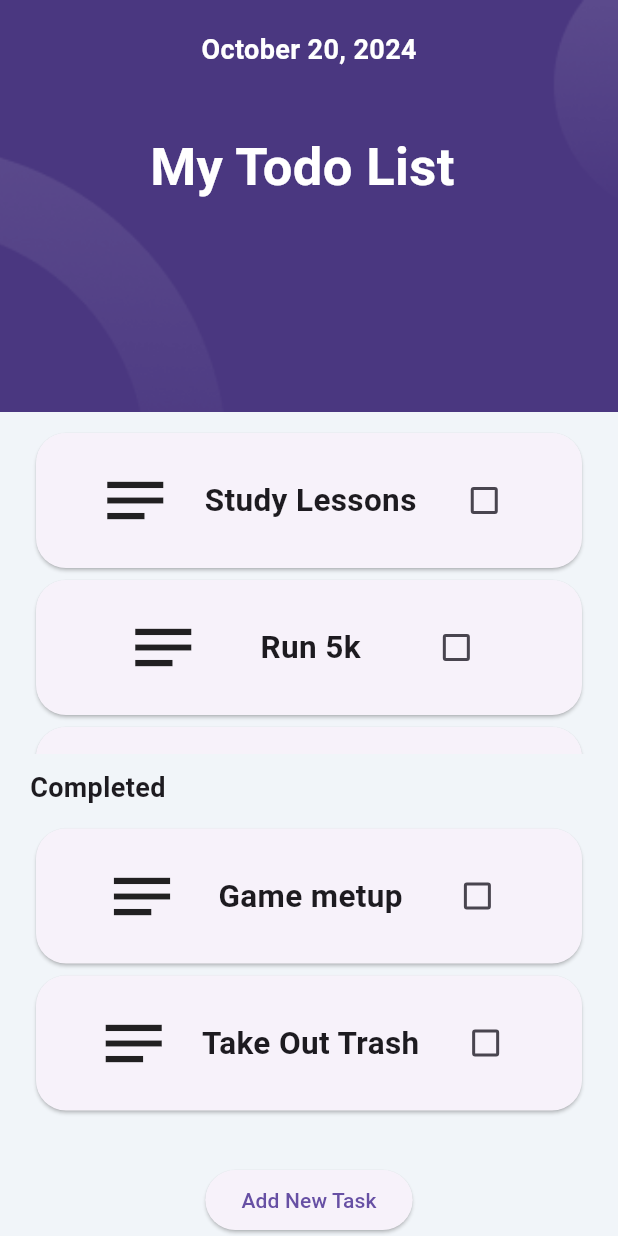
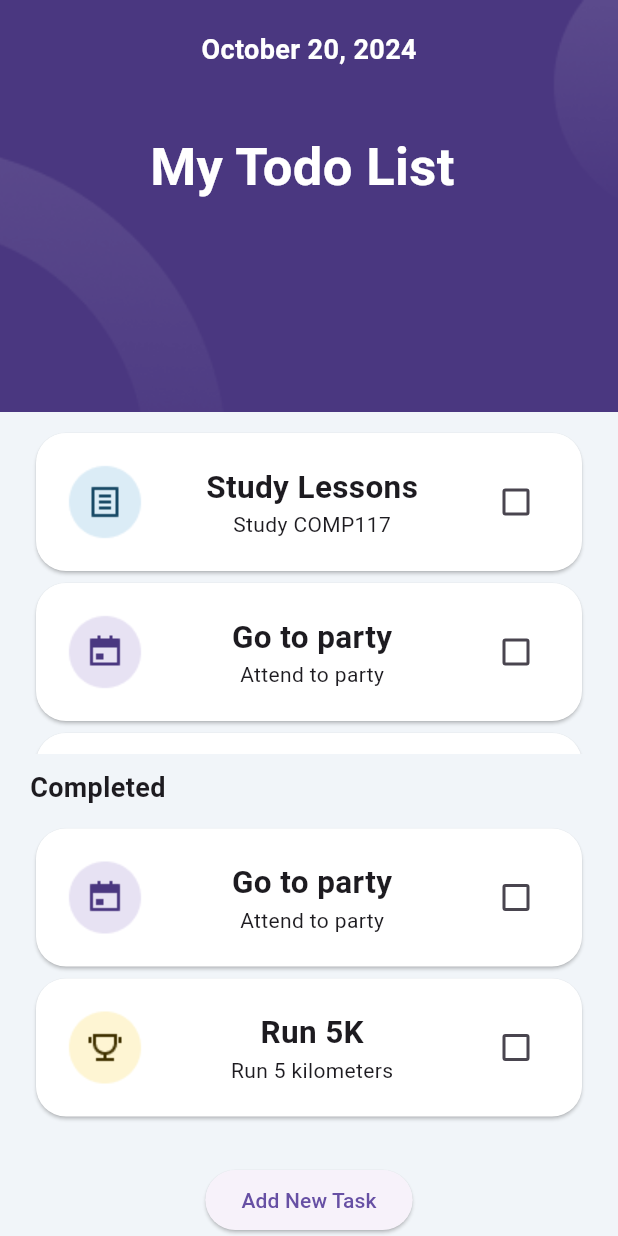
Before and after one commit to gmemo19/flutter_todolist, a Flutter app: the screen it shows after launch, on a phone screen of 412 x 824 dp. Run offline on Flutter 3.47's test engine with Material 3 defaults, Android fonts, the phone set to English and light mode, and no system bars; our stand-ins replace hexcolor.

Commit message:
new enhancements

```diff
--- /dev/null
+++ b/lib/constants/tasktype.dart
@@ -0,0 +1 @@
+enum TaskType { note, calender, contest }
--- /dev/null
+++ b/lib/model/task.dart
@@ -0,0 +1,15 @@
+import 'package:flutter_todolist/constants/tasktype.dart';
+
+class Task {
+  Task({
+    required this.type,
+    required this.title,
+    required this.description,
+    required this.isCompleted,
+  });
+
+  final TaskType type;
+  final String title;
+  final String description;
+  bool isCompleted;
+}
--- a/lib/screens/home.dart
+++ b/lib/screens/home.dart
@@ -1,5 +1,7 @@
 import 'package:flutter/material.dart';
 import 'package:flutter_todolist/constants/color.dart';
+import 'package:flutter_todolist/constants/tasktype.dart';
+import 'package:flutter_todolist/model/task.dart';
 import 'package:flutter_todolist/screens/add_new_task.dart';
 import 'package:flutter_todolist/todoitem.dart';
 import 'package:hexcolor/hexcolor.dart';
@@ -12,8 +14,43 @@ class HomeScreen extends StatefulWidget {
 }
 
 class _HomeScreenState extends State<HomeScreen> {
-  List<String> todo = ["Study Lessons", "Run 5k", "Go to party"];
-  List<String> completed = ["Game metup", "Take Out Trash"];
+  // List<String> todo = ["Study Lessons", "Run 5k", "Go to party"];
+  // List<String> completed = ["Game metup", "Take Out Trash"];
+  List<Task> todo = [
+    Task(
+      type: TaskType.note,
+      title: "Study Lessons",
+      description: "Study COMP117",
+      isCompleted: false,
+    ),
+    Task(
+      type: TaskType.calender,
+      title: "Go to party",
+      description: "Attend to party",
+      isCompleted: false,
+    ),
+    Task(
+      type: TaskType.contest,
+      title: "Run 5K",
+      description: "Run 5 kilometers",
+      isCompleted: false,
+    ),
+  ];
+
+  List<Task> completed = [
+    Task(
+      type: TaskType.calender,
+      title: "Go to party",
+      description: "Attend to party",
+      isCompleted: false,
+    ),
+    Task(
+      type: TaskType.contest,
+      title: "Run 5K",
+      description: "Run 5 kilometers",
+      isCompleted: false,
+    ),
+  ];
   @override
   Widget build(BuildContext context) {
     double deviceHeight = MediaQuery.of(context).size.height;
@@ -70,7 +107,7 @@ class _HomeScreenState extends State<HomeScreen> {
                   shrinkWrap: true,
                   itemCount: todo.length,
                   itemBuilder: (context, index) {
-                    return TodoItem(title: todo[index]);
+                    return TodoItem(task: todo[index]);
                   },
                 )),
               ),
@@ -97,7 +134,7 @@ class _HomeScreenState extends State<HomeScreen> {
                   shrinkWrap: true,
                   itemCount: completed.length,
                   itemBuilder: (context, index) {
-                    return TodoItem(title: completed[index]);
+                    return TodoItem(task: completed[index]);
                   },
                 )),
               ),
--- a/lib/todoitem.dart
+++ b/lib/todoitem.dart
@@ -1,8 +1,11 @@
+import 'package:flutter/cupertino.dart';
 import 'package:flutter/material.dart';
+import 'package:flutter_todolist/constants/tasktype.dart';
+import 'package:flutter_todolist/model/task.dart';
 
 class TodoItem extends StatefulWidget {
-  const TodoItem({super.key, required this.title});
-  final String title;
+  const TodoItem({super.key, required this.task});
+  final Task task;
 
   @override
   State<TodoItem> createState() => _TodoItemState();
@@ -14,27 +17,52 @@ class _TodoItemState extends State<TodoItem> {
   @override
   Widget build(BuildContext context) {
     return Card(
+      color: widget.task.isCompleted ? Colors.green : Colors.white,
       shape: RoundedRectangleBorder(borderRadius: BorderRadius.circular(20)),
       child: Padding(
         padding: const EdgeInsets.all(20),
         child: Row(
           mainAxisAlignment: MainAxisAlignment.spaceEvenly,
           children: [
-            const Icon(
-              Icons.notes_outlined,
-              size: 50,
-            ),
-            Text(
-              widget.title,
-              style: const TextStyle(fontWeight: FontWeight.bold, fontSize: 21),
+            widget.task.type == TaskType.note
+                ? Image.asset("lib/assets/images/category_1.png")
+                : widget.task.type == TaskType.contest
+                    ? Image.asset("lib/assets/images/category_3.png")
+                    : Image.asset("lib/assets/images/category_2.png"),
+            Expanded(
+              child: Column(
+                children: [
+                  Text(
+                    widget.task.title,
+                    style: TextStyle(
+                        decoration: widget.task.isCompleted
+                            ? TextDecoration.lineThrough
+                            : TextDecoration.none,
+                        fontWeight: FontWeight.bold,
+                        fontSize: 21),
+                  ),
+                  Text(
+                    widget.task.description,
+                    style: TextStyle(
+                      decoration: widget.task.isCompleted
+                          ? TextDecoration.lineThrough
+                          : TextDecoration.none,
+                    ),
+                  ),
+                ],
+              ),
             ),
             Checkbox(
-                value: isChecked,
-                onChanged: (val) => {
-                      setState(() {
-                        isChecked = val!;
-                      })
-                    })
+              value: isChecked,
+              onChanged: (val) => {
+                setState(
+                  () {
+                    widget.task.isCompleted = !widget.task.isCompleted;
+                    isChecked = val!;
+                  },
+                )
+              },
+            )
           ],
         ),
       ),
```
